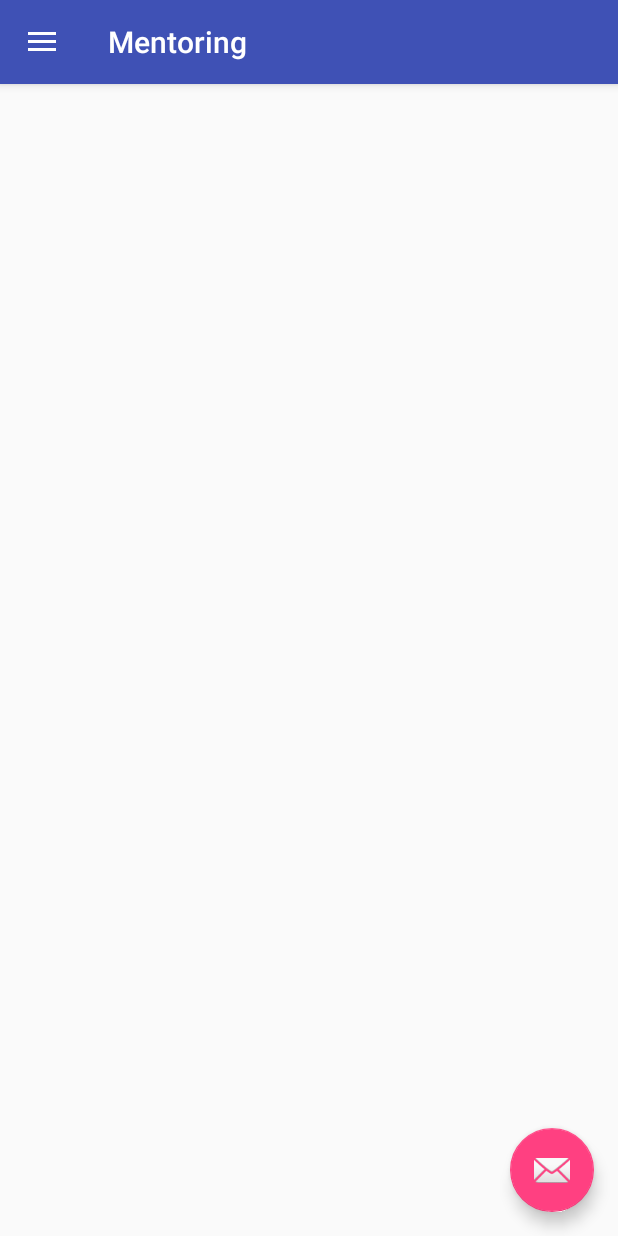
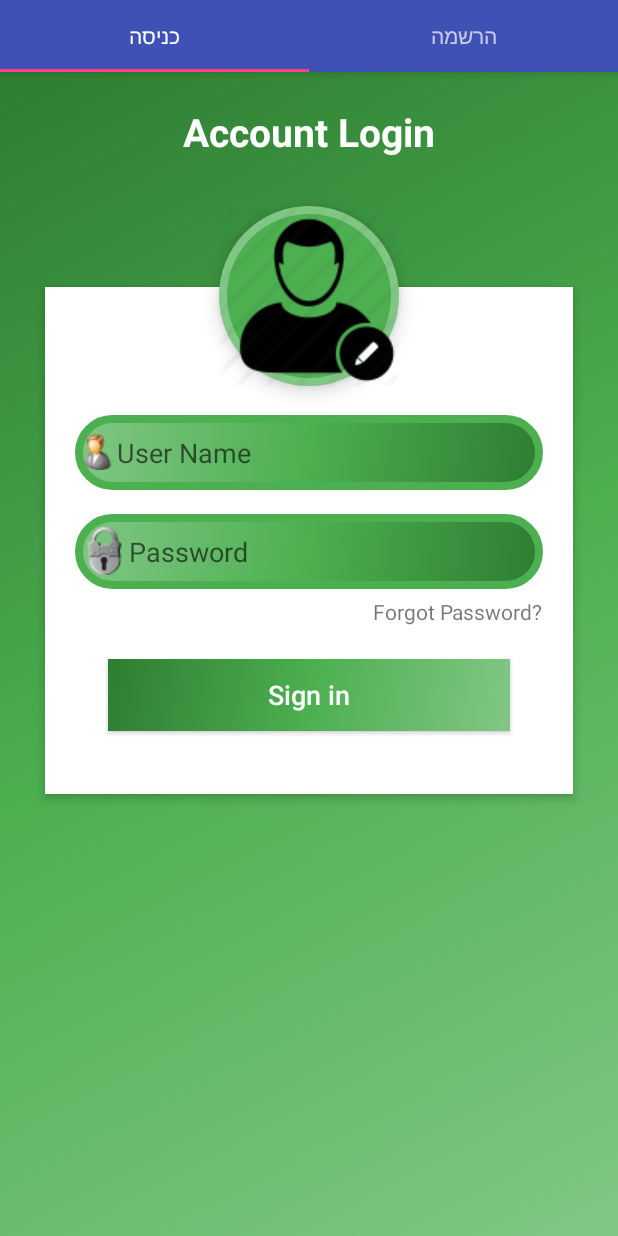
Before and after one commit to tsofenbaqa/Mentoring, an Android app: the screen it shows after launch (MainActivity before the commit, WelcomeActivity after it), on a phone screen of 412 x 824 dp. Run offline under Robolectric (Android 15) with nearby library versions, the phone set to English and light mode, and no system bars.

Commit message:
update project 22.2 20:38 -version that all login and register is done -fix all bugs

```diff
--- a/app/src/main/AndroidManifest.xml
+++ b/app/src/main/AndroidManifest.xml
@@ -1,18 +1,22 @@
 <?xml version="1.0" encoding="utf-8"?>
 <manifest xmlns:android="http://schemas.android.com/apk/res/android"
     package="com.example.a2017.mentoring">
+
     <uses-permission android:name="android.permission.INTERNET" />
     <uses-permission android:name="android.permission.ACCESS_NETWORK_STATE" />
+
     <application
         android:allowBackup="true"
         android:icon="@mipmap/ic_launcher"
         android:label="@string/app_name"
         android:supportsRtl="true"
-      android:theme="@style/AppTheme">
+        android:theme="@style/MyMaterialTheme">
         <activity
             android:name=".Activitys.MainActivity"
             android:label="@string/app_name"
             android:theme="@style/AppTheme.NoActionBar">
+        </activity>
+        <activity android:name=".Activitys.WelcomeActivity">
             <intent-filter>
                 <action android:name="android.intent.action.MAIN" />
 
--- /dev/null
+++ b/app/src/main/java/com/example/a2017/mentoring/Activitys/WelcomeActivity.java
@@ -0,0 +1,66 @@
+package com.example.a2017.mentoring.Activitys;
+import android.os.Bundle;
+import android.support.design.widget.TabLayout;
+import android.support.v4.app.Fragment;
+import android.support.v4.app.FragmentManager;
+import android.support.v4.app.FragmentPagerAdapter;
+import android.support.v4.view.ViewPager;
+import android.support.v7.app.AppCompatActivity;
+
+import com.example.a2017.mentoring.Fragments.RegisterFragment;
+import com.example.a2017.mentoring.Fragments.login;
+import com.example.a2017.mentoring.R;
+import java.util.ArrayList;
+import java.util.List;
+
+public class WelcomeActivity extends AppCompatActivity {
+
+    private TabLayout tabLayout;
+    private ViewPager viewPager;
+
+    @Override
+    protected void onCreate(Bundle savedInstanceState) {
+        super.onCreate(savedInstanceState);
+        setContentView(R.layout.activity_welcome);
+        viewPager = (ViewPager) findViewById(R.id.viewpager);
+        setupViewPager(viewPager);
+        tabLayout = (TabLayout) findViewById(R.id.tabs);
+        tabLayout.setupWithViewPager(viewPager);
+    }
+
+    private void setupViewPager(ViewPager viewPager) {
+        ViewPagerAdapter adapter = new ViewPagerAdapter(getSupportFragmentManager());
+        adapter.addFragment(new login(), getResources().getString(R.string.login));
+        adapter.addFragment(new RegisterFragment(), getResources().getString(R.string.register));
+        viewPager.setAdapter(adapter);
+    }
+
+    class ViewPagerAdapter extends FragmentPagerAdapter {
+        private final List<Fragment> mFragmentList = new ArrayList<>();
+        private final List<String> mFragmentTitleList = new ArrayList<>();
+
+        public ViewPagerAdapter(FragmentManager manager) {
+            super(manager);
+        }
+
+        @Override
+        public Fragment getItem(int position) {
+            return mFragmentList.get(position);
+        }
+
+        @Override
+        public int getCount() {
+            return mFragmentList.size();
+        }
+
+        public void addFragment(Fragment fragment, String title) {
+            mFragmentList.add(fragment);
+            mFragmentTitleList.add(title);
+        }
+
+        @Override
+        public CharSequence getPageTitle(int position) {
+            return mFragmentTitleList.get(position);
+        }
+    }
+}
--- a/app/src/main/java/com/example/a2017/mentoring/Fragments/RegisterFragment.java
+++ b/app/src/main/java/com/example/a2017/mentoring/Fragments/RegisterFragment.java
@@ -1,21 +1,164 @@
 package com.example.a2017.mentoring.Fragments;
 
+
+import android.support.annotation.Nullable;
 import android.os.Bundle;
-import android.support.annotation.Nullable;
 import android.support.v4.app.Fragment;
+import android.text.TextUtils;
+import android.util.Log;
 import android.view.LayoutInflater;
 import android.view.View;
 import android.view.ViewGroup;
+import android.widget.AdapterView;
+import android.widget.Button;
+import android.widget.EditText;
+import android.widget.Spinner;
+import android.widget.Toast;
 
-/**
- * Created by 2017 on 17/02/2017.
- */
+import com.example.a2017.mentoring.Model.Register;
+import com.example.a2017.mentoring.R;
+import com.example.a2017.mentoring.RetrofitApi.ApiClientRetrofit;
+import com.example.a2017.mentoring.RetrofitApi.ApiInterfaceRetrofit;
 
-public class RegisterFragment extends Fragment
-{
-    @Nullable
-    @Override
-    public View onCreateView(LayoutInflater inflater, @Nullable ViewGroup container, @Nullable Bundle savedInstanceState) {
-        return super.onCreateView(inflater, container, savedInstanceState);
+import retrofit2.Call;
+import retrofit2.Callback;
+import retrofit2.Response;
+
+public class RegisterFragment extends Fragment {
+  EditText fnameet, lnameet, emailet, pass1et, pass2et,phone;
+  String sfnameet, slnameet, semailet, spass1et, spass2et,sphone,stype;
+  Spinner type;
+  Button ok;
+
+  @Nullable
+  @Override
+  public View onCreateView(LayoutInflater inflater, @Nullable ViewGroup container, @Nullable Bundle savedInstanceState) {
+    {
+      super.onCreate(savedInstanceState);
+      View view = inflater.inflate(R.layout.register_fragment, container, false);
+      fnameet = (EditText) view.findViewById(R.id.fname);
+      lnameet = (EditText) view.findViewById(R.id.lname);
+      emailet = (EditText) view.findViewById(R.id.email);
+      pass1et = (EditText) view.findViewById(R.id.pass1);
+      pass2et = (EditText) view.findViewById(R.id.pass2);
+      phone=(EditText)view.findViewById(R.id.phone2) ;
+      type = (Spinner) view.findViewById(R.id.type);
+      ok = (Button) view.findViewById(R.id.btnok);
+      getType();
+      registerButoon();
+      return view;
     }
+  }
+  private void registerButoon()
+  {
+    ok.setOnClickListener(new View.OnClickListener() {
+      @Override
+      public void onClick(View v)
+      {
+        readTextFromEditText();
+
+        if ((isValidEmail(emailet.getText()) &&
+                  (isValidname(fnameet.getText().toString(), "First")) &&
+                  (isValidname(lnameet.getText().toString(), "Last") &&
+                          (isValidPassword(pass1et.getText().toString(), pass2et.getText().toString())))))
+          {
+
+        Register register = new Register(semailet,spass1et,sfnameet,slnameet,stype,sphone);
+        sendRegisterToServer(register);
+      }
+
+      }
+    });
+  }
+  private void getType()
+  {
+    type.setOnItemSelectedListener(new AdapterView.OnItemSelectedListener()
+    {
+      @Override
+      public void onItemSelected(AdapterView<?> parent, View view, int position, long id)
+      {
+        stype=type.getItemAtPosition(position).toString();
+      }
+
+      @Override
+      public void onNothingSelected(AdapterView<?> parent)
+      {
+
+      }
+    });
+  }
+
+  public final static boolean isValidEmail(CharSequence target) {
+    if (TextUtils.isEmpty(target)) {
+      return false;
+    } else {
+      return android.util.Patterns.EMAIL_ADDRESS.matcher(target).matches();
+    }
+  }
+
+  public final boolean isValidname(String s, String n) {
+    if (s.isEmpty()) {
+      fnameet.setError("wrong name");
+      return false;
+    }
+    {
+      return true;
+    }
+  }
+
+  public final boolean isValidPassword(String first, String second) {
+    if ((!first.isEmpty() && (!second.isEmpty()))) {
+      if (first.equals(second)) {
+        return true;
+      } else {
+        pass1et.setError("wrong password");
+        return false;
+      }
+    }
+    return false;
+  }
+
+  public void sendRegisterToServer(Register register)
+  {
+    ApiInterfaceRetrofit retrofit = ApiClientRetrofit.getClient().create(ApiInterfaceRetrofit.class);
+    Call<String> addNewUser = retrofit.addNewUser(register);
+    addNewUser.enqueue(new Callback<String>()
+    {
+      @Override
+      public void onResponse(Call<String> call, Response<String> response)
+      {
+        Log.d( "onResponse: ","done");
+        if(response.code() == 200 ||response.code() == 204)
+        {
+          Toast.makeText(getContext(),"is done " , Toast.LENGTH_LONG).show();
+
+        }
+        else if(response.code() == 302 )
+        {
+          Toast.makeText(getActivity(),"we are sorry the user exists try another user " , Toast.LENGTH_LONG).show();
+        }
+        else
+        {
+          Toast.makeText(getActivity(),"error " , Toast.LENGTH_LONG).show();
+
+        }
+      }
+
+      @Override
+      public void onFailure(Call<String> call, Throwable t)
+      {
+        Toast.makeText(getActivity(),"onFailure" , Toast.LENGTH_LONG).show();
+      }
+    });
+  }
+
+  private void readTextFromEditText()
+  {
+    sfnameet = fnameet.getText().toString();
+    slnameet=lnameet.getText().toString();
+    semailet=emailet.getText().toString();
+    spass1et=pass1et.getText().toString();
+    spass2et=pass2et.getText().toString();
+    sphone=phone.getText().toString();
+  }
 }
--- a/app/src/main/java/com/example/a2017/mentoring/RetrofitApi/ApiClientRetrofit.java
+++ b/app/src/main/java/com/example/a2017/mentoring/RetrofitApi/ApiClientRetrofit.java
@@ -9,7 +9,7 @@ import retrofit2.converter.gson.GsonConverterFactory;
 
 public class ApiClientRetrofit
 {
-    private static final String BASE_URL = "http://172.20.10.12:8080/ItemService/";
+    private static final String BASE_URL = "http://192.168.0.43:8080/MentoringServer/MentoringServices/";
     private static Retrofit retrofit = null ;
     public static Retrofit getClient()
     {
--- a/app/src/main/java/com/example/a2017/mentoring/RetrofitApi/ApiInterfaceRetrofit.java
+++ b/app/src/main/java/com/example/a2017/mentoring/RetrofitApi/ApiInterfaceRetrofit.java
@@ -1,5 +1,6 @@
 package com.example.a2017.mentoring.RetrofitApi;
 
+import com.example.a2017.mentoring.Model.Login;
 import com.example.a2017.mentoring.Model.Register;
 
 import retrofit2.Call;
@@ -15,6 +16,6 @@ public interface ApiInterfaceRetrofit
     @POST("addNewUser")
     Call<String> addNewUser(@Body Register register);
 
-    @POST("x")
-    Call<String> addNewUser(@Body String x);
+    @POST("loginUser")
+    Call<String> LoginUser(@Body Login login);
 }
--- /dev/null
+++ b/app/src/main/res/layout/activity_welcome.xml
@@ -0,0 +1,25 @@
+<?xml version="1.0" encoding="utf-8"?>
+<android.support.design.widget.CoordinatorLayout xmlns:android="http://schemas.android.com/apk/res/android"
+    xmlns:app="http://schemas.android.com/apk/res-auto"
+    android:layout_width="match_parent"
+    android:layout_height="match_parent">
+
+    <android.support.design.widget.AppBarLayout
+        android:layout_width="match_parent"
+        android:layout_height="wrap_content"
+        android:theme="@style/ThemeOverlay.AppCompat.Dark.ActionBar">
+
+        <android.support.design.widget.TabLayout
+            android:id="@+id/tabs"
+            android:layout_width="match_parent"
+            android:layout_height="wrap_content"
+            app:tabMode="fixed"
+            app:tabGravity="fill"/>
+    </android.support.design.widget.AppBarLayout>
+
+    <android.support.v4.view.ViewPager
+        android:id="@+id/viewpager"
+        android:layout_width="match_parent"
+        android:layout_height="match_parent"
+        app:layout_behavior="@string/appbar_scrolling_view_behavior"  />
+</android.support.design.widget.CoordinatorLayout>
--- a/app/src/main/res/values-w820dp/dimens.xml
+++ b/app/src/main/res/values-w820dp/dimens.xml
@@ -1,6 +1,6 @@
 <resources>
-  <!-- Example customization of dimensions originally defined in res/values/dimens.xml
+    <!-- Example customization of dimensions originally defined in res/values/dimens.xml
          (such as screen margins) for screens with more than 820dp of available width. This
          would include 7" and 10" devices in landscape (~960dp and ~1280dp respectively). -->
-  <dimen name="activity_horizontal_margin">64dp</dimen>
+    <dimen name="activity_horizontal_margin">64dp</dimen>
 </resources>
--- a/app/src/main/res/values/colors.xml
+++ b/app/src/main/res/values/colors.xml
@@ -5,4 +5,8 @@
     <color name="colorAccent">#FF4081</color>
     <color name="bar">#919190</color>
     <color name="white">#fff</color>
+    <color name="textColorPrimary">#FFFFFF</color>
+    <color name="windowBackground">#FFFFFF</color>
+    <color name="navigationBarColor">#000000</color>
+
 </resources>
--- a/app/src/main/res/values/strings.xml
+++ b/app/src/main/res/values/strings.xml
@@ -19,7 +19,8 @@
     <string name="courseid">מספר קורס</string>
     <string name="datestart">תאריך תחילת קורס</string>
     <string name="send">שלח</string>
-
+    <string name="login">כניסה</string>
+    <string name="register">הרשמה</string>
     <string name="notes">הערות</string>
     <string-array name="gender">
         <item>זכר</item>
--- a/app/src/main/res/values/styles.xml
+++ b/app/src/main/res/values/styles.xml
@@ -21,4 +21,16 @@
         <item name="colorControlActivated">@color/colorPrimary</item>
         <item name="colorControlHighlight">@android:color/black</item>
     </style>
+
+    <style name="MyMaterialTheme" parent="MyMaterialTheme.Base">
+
+    </style>
+
+    <style name="MyMaterialTheme.Base" parent="Theme.AppCompat.Light.DarkActionBar">
+        <item name="windowNoTitle">true</item>
+        <item name="windowActionBar">false</item>
+        <item name="colorPrimary">@color/colorPrimary</item>
+        <item name="colorPrimaryDark">@color/colorPrimaryDark</item>
+        <item name="colorAccent">@color/colorAccent</item>
+    </style>
 </resources>
```
Also changed, not shown: app/src/main/java/com/example/a2017/mentoring/Activitys/MainActivity.java (+3 -4 lines), app/src/main/java/com/example/a2017/mentoring/Fragments/RegisterFragmentAbu.java (deleted, +0 -151 lines), app/src/main/java/com/example/a2017/mentoring/Fragments/login.java (+52 -18 lines), app/src/main/java/com/example/a2017/mentoring/Model/Login.java (added, +41 -0 lines), app/src/main/res/values/dimens.xml (indentation only). Lines whose indentation alone changed are shown as unchanged.
